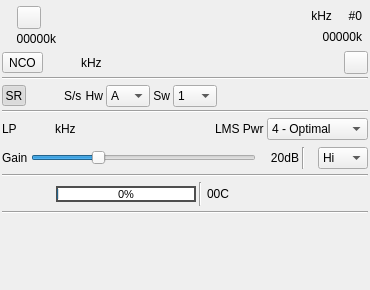
Above: plugins/samplesink/xtrxoutput/xtrxoutputgui.ui from f4exb/sdrangel before the change. Below: the same form after it.
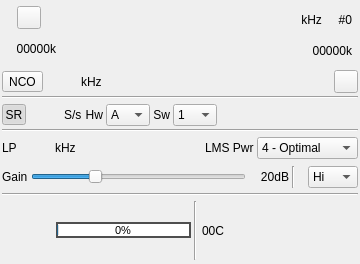
That is the form after the change. Icons and pictures are not drawn. Custom widgets are drawn as their Qt base class.

```diff
--- a/plugins/samplesink/xtrxoutput/xtrxoutputgui.ui
+++ b/plugins/samplesink/xtrxoutput/xtrxoutputgui.ui
@@ -6,8 +6,8 @@
    <rect>
     <x>0</x>
     <y>0</y>
-    <width>370</width>
-    <height>290</height>
+    <width>360</width>
+    <height>264</height>
    </rect>
   </property>
   <property name="sizePolicy">
@@ -19,7 +19,7 @@
   <property name="minimumSize">
    <size>
     <width>360</width>
-    <height>290</height>
+    <height>0</height>
    </size>
   </property>
   <property name="font">
@@ -820,6 +820,7 @@
        </property>
        <property name="font">
         <font>
+         <family>Liberation Sans</family>
          <pointsize>8</pointsize>
         </font>
        </property>
@@ -876,30 +877,6 @@
      </item>
     </layout>
    </item>
-   <item>
-    <widget class="Line" name="line_vga2">
-     <property name="orientation">
-      <enum>Qt::Horizontal</enum>
-     </property>
-    </widget>
-   </item>
-   <item>
-    <layout class="QHBoxLayout" name="padLayout">
-     <item>
-      <spacer name="verticalPadSpacer">
-       <property name="orientation">
-        <enum>Qt::Vertical</enum>
-       </property>
-       <property name="sizeHint" stdset="0">
-        <size>
-         <width>20</width>
-         <height>40</height>
-        </size>
-       </property>
-      </spacer>
-     </item>
-    </layout>
-   </item>
   </layout>
  </widget>
  <customwidgets>
@@ -914,17 +891,17 @@
    <extends>QToolButton</extends>
    <header>gui/buttonswitch.h</header>
   </customwidget>
-  <customwidget>
-   <class>ExternalClockButton</class>
-   <extends>QToolButton</extends>
-   <header>gui/externalclockbutton.h</header>
-  </customwidget>
   <customwidget>
    <class>ValueDialZ</class>
    <extends>QWidget</extends>
    <header>gui/valuedialz.h</header>
    <container>1</container>
   </customwidget>
+  <customwidget>
+   <class>ExternalClockButton</class>
+   <extends>QToolButton</extends>
+   <header>gui/externalclockbutton.h</header>
+  </customwidget>
  </customwidgets>
  <resources>
   <include location="../../../sdrgui/resources/res.qrc"/>
```
